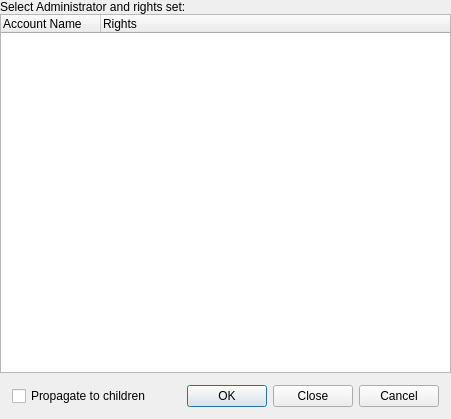
First picture: the form in FWAdminLib/SetItemPermissionsDlg.ui, repository fw-dev/translations, before the edit.
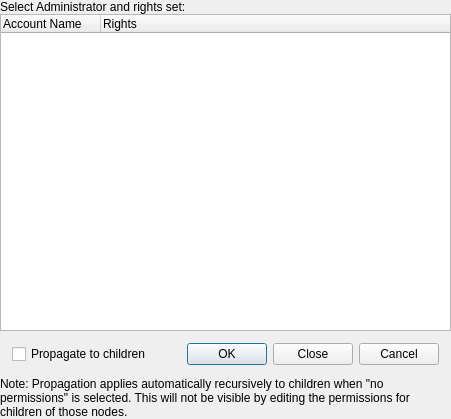
Second picture: the form after the edit. Custom widgets are drawn as their Qt base class.

The edit to the form file:
```diff
--- a/FWAdminLib/SetItemPermissionsDlg.ui
+++ b/FWAdminLib/SetItemPermissionsDlg.ui
@@ -124,6 +124,16 @@
      </item>
     </layout>
    </item>
+   <item>
+    <widget class="QLabel" name="label_2">
+     <property name="text">
+      <string>Note: Propagation applies automatically recursively to children when &quot;no permissions&quot; is selected. This will not be visible by editing the permissions for children of those nodes.</string>
+     </property>
+     <property name="wordWrap">
+      <bool>true</bool>
+     </property>
+    </widget>
+   </item>
   </layout>
  </widget>
  <customwidgets>
```
